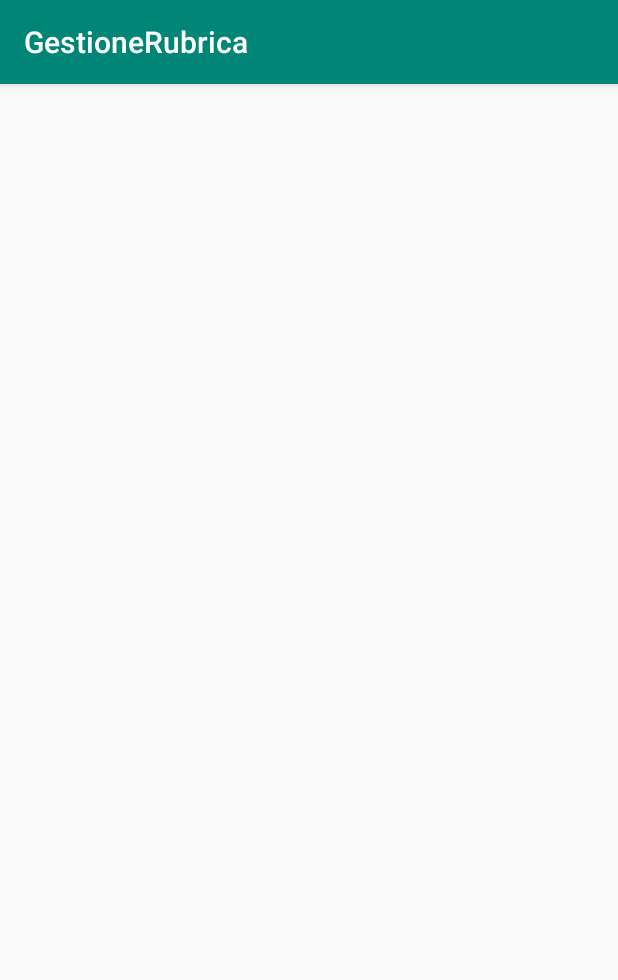
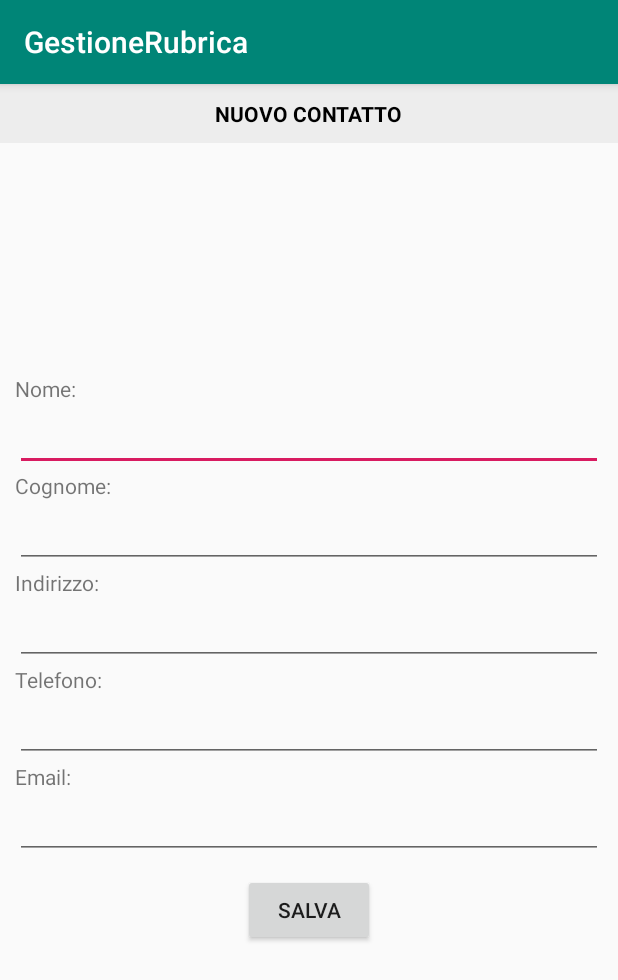
Before and after one commit to VonNeumannApps/GestioneRubrica, an Android app: the ContactDetailActivity screen opened directly, with no data from a screen before it, on a phone screen of 412 x 824 dp. Shown: the top 980 px of the screen. Run offline under Robolectric (Android 15) with nearby library versions, the phone set to English and light mode, and no system bars.

Commit message:
layout for Contact Detail Activity

```diff
--- a/app/src/main/res/layout/activity_contact_detail.xml
+++ b/app/src/main/res/layout/activity_contact_detail.xml
@@ -1,9 +1,122 @@
 <?xml version="1.0" encoding="utf-8"?>
-<androidx.constraintlayout.widget.ConstraintLayout xmlns:android="http://schemas.android.com/apk/res/android"
-    xmlns:app="http://schemas.android.com/apk/res-auto"
+<FrameLayout xmlns:android="http://schemas.android.com/apk/res/android"
     xmlns:tools="http://schemas.android.com/tools"
     android:layout_width="match_parent"
     android:layout_height="match_parent"
     tools:context=".ContactDetailActivity">
 
-</androidx.constraintlayout.widget.ConstraintLayout>
+    <FrameLayout
+        android:layout_width="match_parent"
+        android:layout_height="wrap_content"
+        android:layout_gravity="top"
+        android:padding="10dp"
+        android:background="@color/customColor"
+        >
+
+        <TextView
+            android:id="@+id/titleTextView"
+            android:layout_width="wrap_content"
+            android:layout_height="wrap_content"
+            android:layout_gravity="center"
+            android:textStyle="bold"
+            android:textColor="@color/black"
+            android:text="@string/NEW_CONTACT"
+            />
+
+    </FrameLayout>
+
+    <ScrollView
+        android:layout_width="match_parent"
+        android:layout_height="wrap_content"
+        android:layout_gravity="center"
+        >
+
+        <LinearLayout
+            android:layout_width="match_parent"
+            android:layout_height="wrap_content"
+            android:orientation="vertical"
+            android:layout_gravity="center"
+            android:padding="10dp"
+            >
+
+            <TextView
+                android:layout_width="wrap_content"
+                android:layout_height="wrap_content"
+                android:text="@string/NAME_LABEL"
+                />
+
+            <EditText
+                android:id="@+id/nameEditText"
+                android:layout_width="match_parent"
+                android:layout_height="wrap_content"
+                android:maxLines="1"
+                android:inputType="textPersonName"
+                />
+
+            <TextView
+                android:layout_width="wrap_content"
+                android:layout_height="wrap_content"
+                android:text="@string/SURNAME_LABEL"
+                />
+
+            <EditText
+                android:id="@+id/surnameEditText"
+                android:layout_width="match_parent"
+                android:layout_height="wrap_content"
+                android:maxLines="1"
+                android:inputType="textPersonName"
+                />
+
+            <TextView
+                android:layout_width="wrap_content"
+                android:layout_height="wrap_content"
+                android:text="@string/ADDRESS_LABEL"
+                />
+
+            <EditText
+                android:id="@+id/addressEditText"
+                android:layout_width="match_parent"
+                android:layout_height="wrap_content"
+                android:maxLines="1"
+                android:inputType="textPostalAddress"
+                />
+
+            <TextView
+                android:layout_width="wrap_content"
+                android:layout_height="wrap_content"
+                android:text="@string/PHONE_NUMBER_LABEL"
+                />
+
+            <EditText
+                android:id="@+id/phoneEditText"
+                android:layout_width="match_parent"
+                android:layout_height="wrap_content"
+                android:maxLines="1"
+                android:inputType="phone"
+                />
+
+            <TextView
+                android:layout_width="wrap_content"
+                android:layout_height="wrap_content"
+                android:text="@string/EMAIL_LABEL"
+                />
+
+            <EditText
+                android:id="@+id/emailEditText"
+                android:layout_width="match_parent"
+                android:layout_height="wrap_content"
+                android:inputType="textEmailAddress"
+                />
+
+            <Button
+                android:id="@+id/saveButton"
+                android:layout_width="wrap_content"
+                android:layout_height="wrap_content"
+                android:layout_marginTop="10dp"
+                android:layout_gravity="center_horizontal"
+                android:text="@string/SAVE_LABEL"
+                />
+
+        </LinearLayout>
+    </ScrollView>
+</FrameLayout>
--- a/app/src/main/res/values/colors.xml
+++ b/app/src/main/res/values/colors.xml
@@ -3,4 +3,7 @@
     <color name="colorPrimary">#008577</color>
     <color name="colorPrimaryDark">#00574B</color>
     <color name="colorAccent">#D81B60</color>
+
+    <color name="customColor">#EDEDED</color>
+    <color name="black">#000000</color>
 </resources>
--- a/app/src/main/res/values/strings.xml
+++ b/app/src/main/res/values/strings.xml
@@ -1,3 +1,11 @@
 <resources>
     <string name="app_name">GestioneRubrica</string>
+
+    <string name="NEW_CONTACT">NUOVO CONTATTO</string>
+    <string name="NAME_LABEL">Nome:</string>
+    <string name="SURNAME_LABEL">Cognome:</string>
+    <string name="ADDRESS_LABEL">Indirizzo:</string>
+    <string name="PHONE_NUMBER_LABEL">Telefono:</string>
+    <string name="EMAIL_LABEL">Email:</string>
+    <string name="SAVE_LABEL">Salva</string>
 </resources>
```
